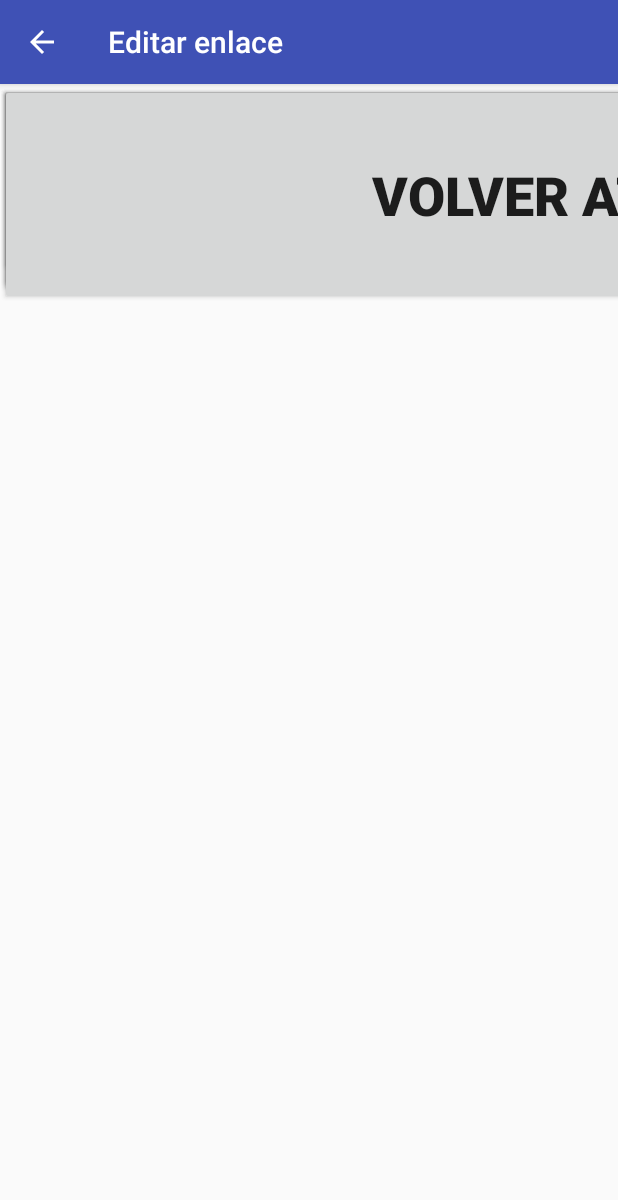
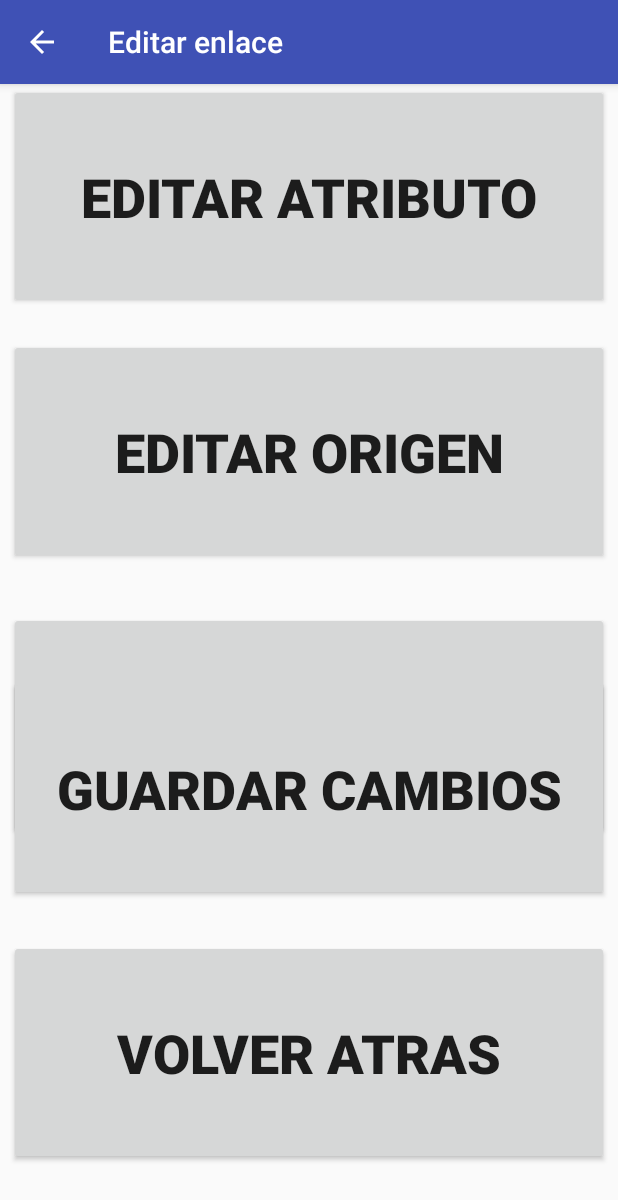
Before and after one commit to dastorga/TestDB, an Android app: the EditarEnlace screen opened directly, with no data from a screen before it, on a phone screen of 412 x 824 dp. Shown: the top 1200 px of the screen. Run offline under Robolectric (Android 15) with nearby library versions, the phone set to English and light mode, and no system bars.

Commit message:
Add RelativeLayout in layout

```diff
--- a/app/src/main/java/com/example/dario/testsdb/EditarEnlace.java
+++ b/app/src/main/java/com/example/dario/testsdb/EditarEnlace.java
@@ -70,7 +70,7 @@ public class EditarEnlace extends AppCompatActivity {
          */
         button_editar_volver_atras_enlace.setOnClickListener(new View.OnClickListener() {
             public void onClick(View v) {
-                Intent intent = new Intent(getApplicationContext(), GraphListEdit.class);
+                Intent intent = new Intent(getApplicationContext(), EnlaceListEdit.class);
                 startActivity(intent);
             }
         });
--- a/app/src/main/res/layout/activity_editar_enlace.xml
+++ b/app/src/main/res/layout/activity_editar_enlace.xml
@@ -5,89 +5,64 @@
     android:layout_width="match_parent"
     android:layout_height="match_parent">
 
-
-    <LinearLayout
-        android:layout_width="752dp"
-        android:layout_height="127dp"
-        android:orientation="vertical"
-        tools:layout_editor_absoluteX="8dp"
-        tools:layout_editor_absoluteY="8dp"
-        tools:ignore="MissingConstraints">
+    <RelativeLayout
+        android:layout_width="match_parent"
+        android:layout_height="match_parent">
 
         <Button
             android:id="@+id/button_editar_atributo_enlace"
-            android:layout_width="match_parent"
-            android:layout_height="match_parent"
-            android:text="Atributo"
+            android:layout_width="400dp"
+            android:layout_height="150dp"
+            android:layout_alignParentTop="true"
+            android:layout_alignStart="@+id/button_editar_nodo_origen_enlace"
+            android:text="Editar atributo"
             android:textSize="36sp"
             android:textStyle="bold" />
-    </LinearLayout>
-
-    <LinearLayout
-        android:layout_width="752dp"
-        android:layout_height="142dp"
-        android:orientation="vertical"
-        tools:layout_editor_absoluteX="8dp"
-        tools:layout_editor_absoluteY="143dp"
-        tools:ignore="MissingConstraints">
 
         <Button
             android:id="@+id/button_editar_nodo_origen_enlace"
-            android:layout_width="match_parent"
-            android:layout_height="match_parent"
-            android:text="Origen"
+            android:layout_width="400dp"
+            android:layout_height="150dp"
+            android:layout_alignStart="@+id/button_editar_nodo_destino_enlace"
+            android:layout_below="@+id/button_editar_atributo_enlace"
+            android:layout_marginTop="20dp"
+            android:text="Editar origen"
             android:textSize="36sp"
             android:textStyle="bold" />
-    </LinearLayout>
-
-    <LinearLayout
-        android:layout_width="752dp"
-        android:layout_height="140dp"
-        android:orientation="vertical"
-        tools:layout_editor_absoluteX="8dp"
-        tools:layout_editor_absoluteY="293dp"
-        tools:ignore="MissingConstraints">
 
         <Button
             android:id="@+id/button_editar_nodo_destino_enlace"
-            android:layout_width="match_parent"
-            android:layout_height="match_parent"
-            android:text="Destino"
+            android:layout_width="400dp"
+            android:layout_height="150dp"
+            android:layout_alignStart="@+id/button_editar_guardar_enlace"
+            android:layout_below="@+id/button_editar_nodo_origen_enlace"
+            android:layout_marginTop="32dp"
+            android:text="Editar destino"
             android:textSize="36sp"
             android:textStyle="bold" />
-    </LinearLayout>
-
-    <LinearLayout
-        android:layout_width="752dp"
-        android:layout_height="138dp"
-        android:orientation="vertical"
-        tools:layout_editor_absoluteX="8dp"
-        tools:layout_editor_absoluteY="441dp"
-        tools:ignore="MissingConstraints">
 
         <Button
             android:id="@+id/button_editar_guardar_enlace"
-            android:layout_width="match_parent"
-            android:layout_height="match_parent"
-            android:text="Guardar"
+            android:layout_width="400dp"
+            android:layout_height="150dp"
+            android:layout_above="@+id/button_editar_volver_atras_enlace"
+            android:layout_alignStart="@+id/button_editar_volver_atras_enlace"
+            android:layout_marginBottom="26dp"
+            android:text="Guardar cambios"
             android:textSize="36sp"
             android:textStyle="bold" />
-    </LinearLayout>
-
-    <LinearLayout
-        android:layout_width="752dp"
-        android:layout_height="147dp"
-        android:orientation="vertical"
-        tools:layout_editor_absoluteX="8dp"
-        tools:layout_editor_absoluteY="587dp"
-        tools:ignore="MissingConstraints">
 
         <Button
             android:id="@+id/button_editar_volver_atras_enlace"
-            android:layout_width="match_parent"
-            android:layout_height="match_parent"
+            android:layout_width="400dp"
+            android:layout_height="150dp"
+            android:layout_alignParentBottom="true"
+            android:layout_centerHorizontal="true"
+            android:layout_marginBottom="47dp"
             android:text="Volver atras"
             android:textSize="36sp"
             android:textStyle="bold" />
-    </LinearLayout>
+
+    </RelativeLayout>
+
 </android.support.constraint.ConstraintLayout>
```
